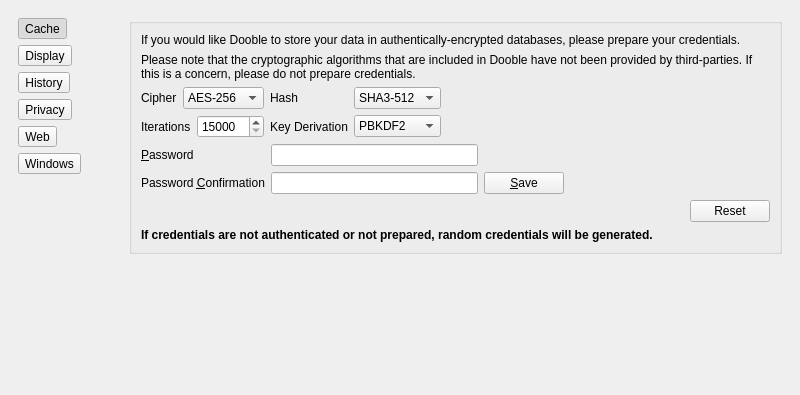
This is 2.x/UI/dooble_settings.ui in textbrowser/dooble as Qt 5 draws it before an edit; both pictures show x 0 to 800 and y 0 to 395 of the 800 by 700 pixel window. The edited form follows.
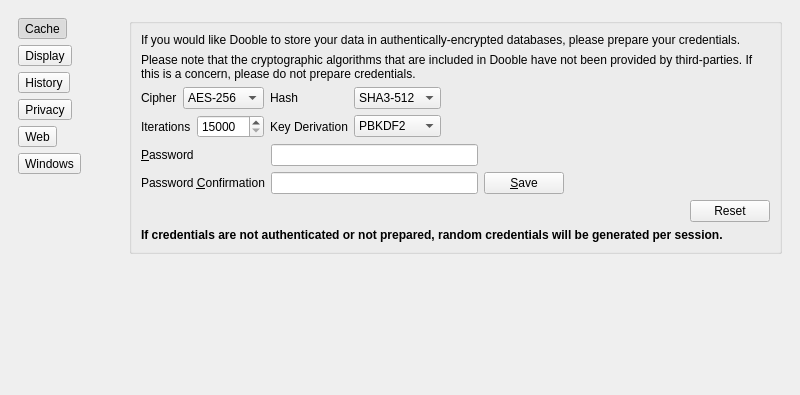
This is the edited form. The open tabs and pages were chosen to show the change. Icons and pictures are not drawn.

Commit message: Restore iteration count.

The edit to the form file:
```diff
--- a/2.x/UI/dooble_settings.ui
+++ b/2.x/UI/dooble_settings.ui
@@ -586,7 +586,7 @@
                 </font>
                </property>
                <property name="text">
-                <string>If credentials are not authenticated or not prepared, random credentials will be generated.</string>
+                <string>If credentials are not authenticated or not prepared, random credentials will be generated per session.</string>
                </property>
                <property name="wordWrap">
                 <bool>true</bool>
```
The commit also changes 1 other file.
